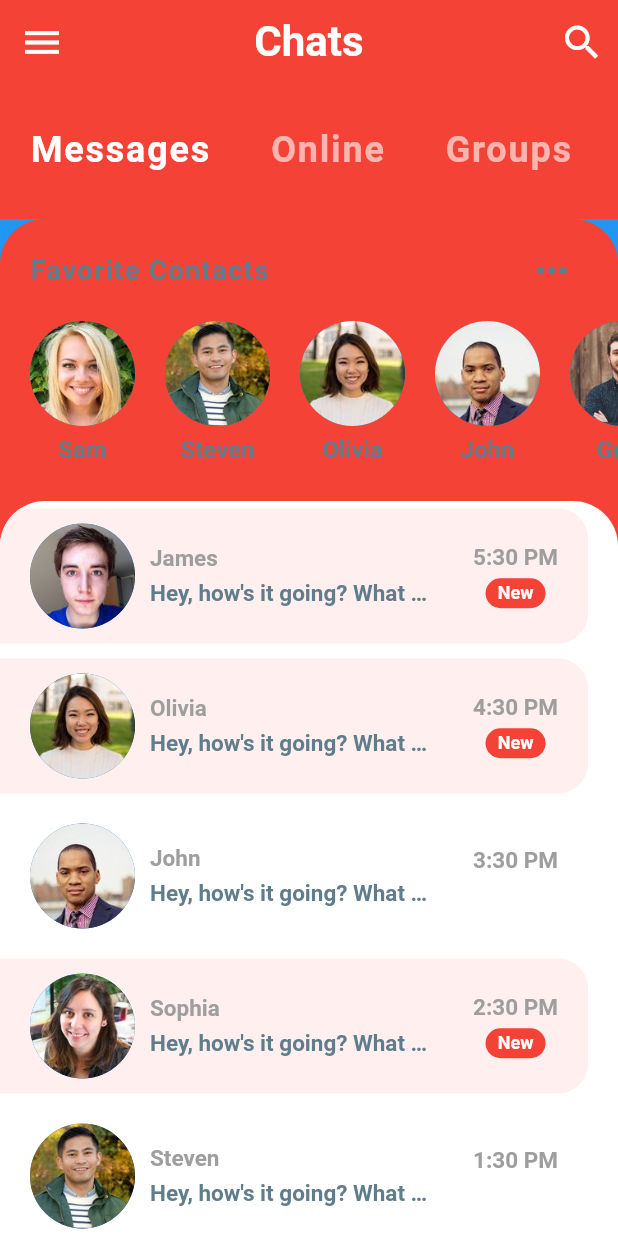
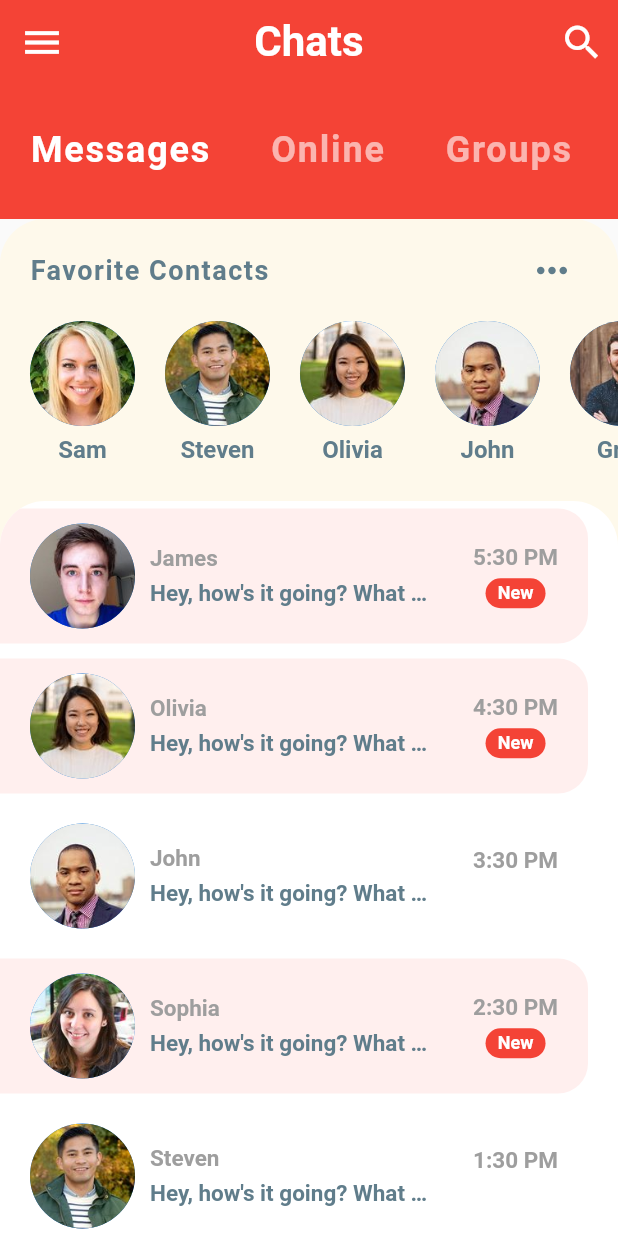
Before and after one commit to HumzaKhan071/Chat_App_UI, a Flutter app: the screen it shows after launch, after a tap on the "keyboard control" icon, on a phone screen of 412 x 824 dp. Run offline on Flutter 3.47's test engine with Material 2 defaults, Android fonts, the phone set to English and light mode, and no system bars.

```diff
--- a/lib/Screens/home_screen.dart
+++ b/lib/Screens/home_screen.dart
@@ -16,7 +16,6 @@ class _HomeScreenState extends State<HomeScreen> {
   @override
   Widget build(BuildContext context) {
     return Scaffold(
-      backgroundColor: Theme.of(context).accentColor,
       appBar: AppBar(
         backgroundColor: Theme.of(context).primaryColor,
         centerTitle: true,
@@ -50,7 +49,7 @@ class _HomeScreenState extends State<HomeScreen> {
           Expanded(
             child: Container(
               decoration: BoxDecoration(
-                  color: Theme.of(context).primaryColor,
+                  color: Theme.of(context).accentColor,
                   borderRadius: BorderRadius.only(
                     topLeft: Radius.circular(30.0),
                     topRight: Radius.circular(30.0),
@@ -59,7 +58,6 @@ class _HomeScreenState extends State<HomeScreen> {
                 children: <Widget>[
                   FavoriteContacts(),
                   RecentChats(),
-
                 ],
               ),
             ),
--- a/lib/main.dart
+++ b/lib/main.dart
@@ -7,10 +7,7 @@ void main() {
   runApp(MyApp());
 }
 
-
 class MyApp extends StatelessWidget {
-
-
   @override
   Widget build(BuildContext context) {
     return MaterialApp(
@@ -18,11 +15,9 @@ class MyApp extends StatelessWidget {
       title: "Chat App UI",
       theme: ThemeData(
         primaryColor: Colors.red,
-        accentColor: Color(),
-
+        accentColor: Color(0xFFFEF9EB),
       ),
       home: HomeScreen(),
-
     );
   }
 }
--- a/lib/models/message_model.dart
+++ b/lib/models/message_model.dart
@@ -35,7 +35,7 @@ final User steven =
     User(id: 7, name: 'Steven', imageUrl: 'assets/images/steven.jpg');
 
 // FAVORITE CONTACTS
-List<User> favorites = [sam, steven, olivia, john, greg];
+List<User> favorites =[sam, steven, olivia, john, greg];
 
 // EXAMPLE CHATS ON HOME SCREEN
 List<Message> chats = [
--- a/lib/widgets/favorite_contacts.dart
+++ b/lib/widgets/favorite_contacts.dart
@@ -1,42 +1,36 @@
 import 'package:chat_app_ui/Screens/chats_screen.dart';
 import 'package:chat_app_ui/models/message_model.dart';
 import 'package:flutter/material.dart';
-import 'package:chat_app_ui/main.dart';
 
 class FavoriteContacts extends StatelessWidget {
   @override
   Widget build(BuildContext context) {
-    return GestureDetector(
-      onTap: () => Navigator.push(context,
-          MaterialPageRoute(builder: (_) => ChatScreen(user: favorites[0]))),
-      child: Padding(
-        padding: const EdgeInsets.symmetric(vertical: 10.0),
+    return Padding(
+      padding: EdgeInsets.symmetric(vertical: 10.0),
       child: Column(
-
         children: <Widget>[
-
-
           Padding(
-              padding: const EdgeInsets.symmetric(horizontal: 20.0),
+            padding: EdgeInsets.symmetric(horizontal: 20.0),
             child: Row(
               mainAxisAlignment: MainAxisAlignment.spaceBetween,
               children: <Widget>[
                 Text(
-                    "Favorite Contacts",
+                  'Favorite Contacts',
                   style: TextStyle(
                     color: Colors.blueGrey,
                     fontSize: 18.0,
                     fontWeight: FontWeight.bold,
-                        letterSpacing: 1.0),
+                    letterSpacing: 1.0,
+                  ),
                 ),
                 IconButton(
-                    onPressed: () {},
                   icon: Icon(
                     Icons.more_horiz,
                   ),
                   iconSize: 30.0,
                   color: Colors.blueGrey,
-                  )
+                  onPressed: () {},
+                ),
               ],
             ),
           ),
@@ -47,8 +41,17 @@ class FavoriteContacts extends StatelessWidget {
               scrollDirection: Axis.horizontal,
               itemCount: favorites.length,
               itemBuilder: (BuildContext context, int index) {
-                  return Padding(
-                    padding: const EdgeInsets.all(10.0),
+                return GestureDetector(
+                  onTap: () => Navigator.push(
+                    context,
+                    MaterialPageRoute(
+                      builder: (_) => ChatScreen(
+                        user: favorites[index],
+                      ),
+                    ),
+                  ),
+                  child: Padding(
+                    padding: EdgeInsets.all(10.0),
                     child: Column(
                       children: <Widget>[
                         CircleAvatar(
@@ -56,9 +59,7 @@ class FavoriteContacts extends StatelessWidget {
                           backgroundImage:
                               AssetImage(favorites[index].imageUrl),
                         ),
-                        SizedBox(
-                          height: 6.0,
-                        ),
+                        SizedBox(height: 6.0),
                         Text(
                           favorites[index].name,
                           style: TextStyle(
@@ -69,12 +70,12 @@ class FavoriteContacts extends StatelessWidget {
                         ),
                       ],
                     ),
+                  ),
                 );
               },
             ),
-            )
+          ),
         ],
-        ),
       ),
     );
   }
```
Lines whose indentation alone changed are shown as unchanged.
